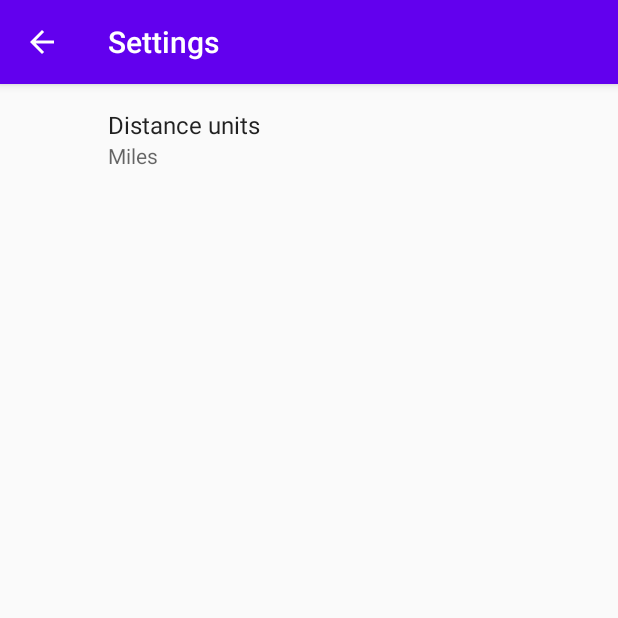
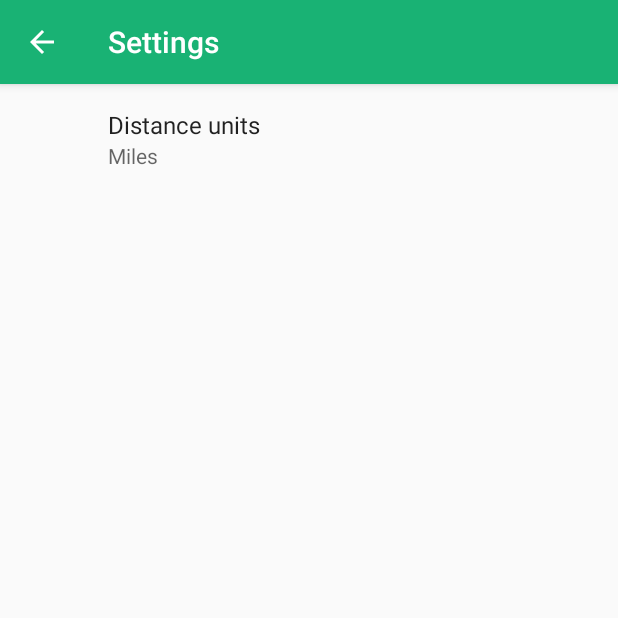
Before and after one commit to gregott91/PointMe, an Android app: the SettingsActivity screen opened directly, with no data from a screen before it, on a phone screen of 412 x 824 dp, the top half of it. Run offline under Robolectric (Android 15) with nearby library versions, the phone set to English and light mode, and no system bars; our stand-ins replace androidx.preference.

Commit message:
Added icon

```diff
--- a/app/src/main/AndroidManifest.xml
+++ b/app/src/main/AndroidManifest.xml
@@ -10,7 +10,7 @@
     <application
         android:name=".utility.injection.HiltApplication"
         android:allowBackup="true"
-        android:icon="@mipmap/ic_launcher"
+        android:icon="@drawable/arrow_icon"
         android:label="@string/app_name"
         android:roundIcon="@mipmap/ic_launcher_round"
         android:supportsRtl="true"
--- a/app/src/main/res/values/colors.xml
+++ b/app/src/main/res/values/colors.xml
@@ -1,6 +1,6 @@
 <?xml version="1.0" encoding="utf-8"?>
 <resources>
-    <color name="colorPrimary">#6200EE</color>
-    <color name="colorPrimaryDark">#3700B3</color>
-    <color name="colorAccent">#03DAC5</color>
+    <color name="colorPrimary">#19B274</color>
+    <color name="colorPrimaryDark">#0E6542</color>
+    <color name="colorAccent">#68E9B5</color>
 </resources>
```
Also changed, not shown: app/src/main/res/drawable/arrow_icon.png (added).
